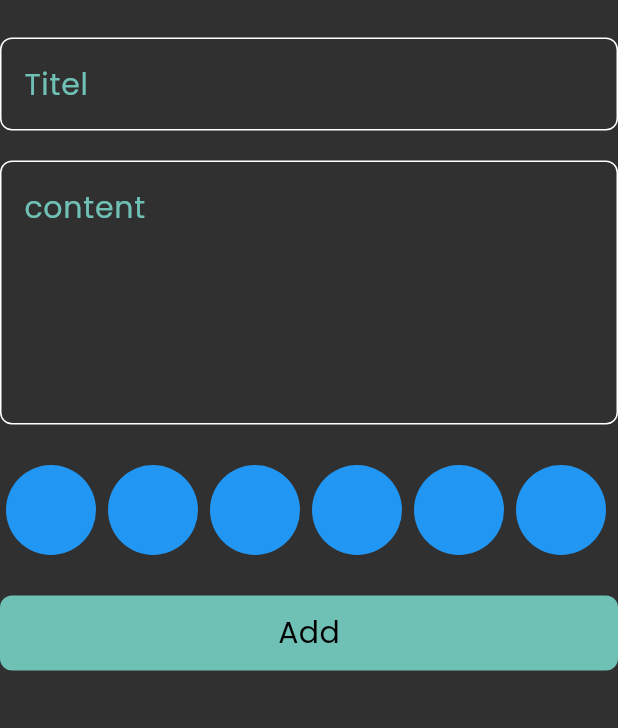
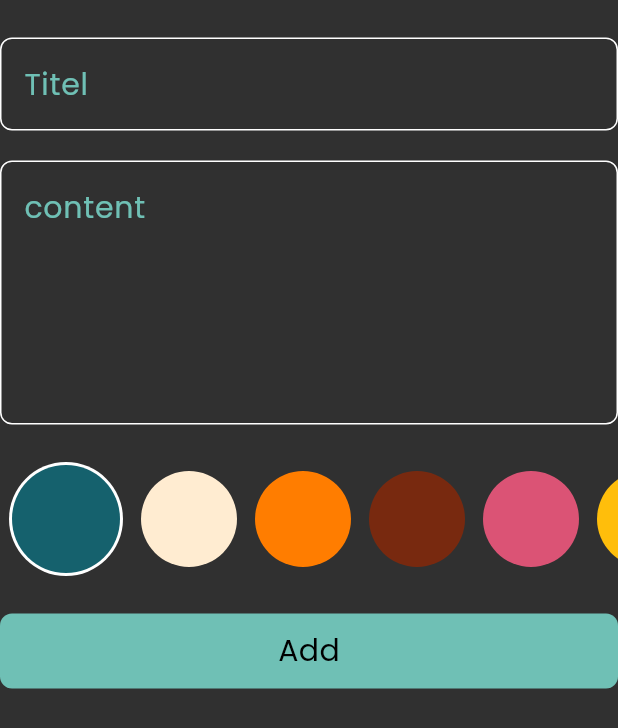
Before and after one commit to Belal-Karem/notes_app, a Flutter app: what addnoteform() shows on an empty page, opened directly, on a phone screen of 412 x 824 dp. Shown: the top 728 px of the screen. Run offline on Flutter 3.47's test engine with Material 3 defaults, Android fonts, the phone set to English and light mode, and no system bars; our stand-ins replace bloc, flutter_bloc, font_awesome_flutter, hive, hive_flutter; accounts and stored records are empty.

Commit message:
colors list view

```diff
--- a/lib/views/widgets/add_note_bottom_sheet.dart
+++ b/lib/views/widgets/add_note_bottom_sheet.dart
@@ -4,7 +4,6 @@ import 'package:notes_app/add_note_cubits/cubit/add_note_cubit.dart';
 import 'package:notes_app/helper/show_snack_bar.dart';
 import 'package:notes_app/note_cubit/cubit/notes_cubit.dart';
 import 'package:notes_app/views/widgets/ScrollViewToAddNote.dart';
-import 'package:notes_app/views/widgets/add_note_form.dart';
 
 class AddNoteBottomSheet extends StatelessWidget {
   const AddNoteBottomSheet({super.key});
--- a/lib/views/widgets/add_note_form.dart
+++ b/lib/views/widgets/add_note_form.dart
@@ -43,7 +43,7 @@ class _addnoteformState extends State<addnoteform> {
             },
           ),
           const SizedBox(height: 25),
-          ColorsListView(),
+          const ColorsListView(),
           const SizedBox(height: 25),
           BlocBuilder<AddNoteCubit, AddNoteState>(
             builder: (context, state) {
--- a/lib/views/widgets/color_item.dart
+++ b/lib/views/widgets/color_item.dart
@@ -1,13 +1,17 @@
 import 'package:flutter/material.dart';
 
 class ColorItem extends StatelessWidget {
-  const ColorItem({super.key});
-
+  const ColorItem({super.key, required this.isActive, required this.color});
+  final bool isActive;
+  final Color color;
   @override
   Widget build(BuildContext context) {
-    return Padding(
-      padding: const EdgeInsets.all(2.0),
-      child: CircleAvatar(radius: 32, backgroundColor: Colors.blue),
-    );
+    return isActive
+        ? CircleAvatar(
+          radius: 38,
+          backgroundColor: Colors.white,
+          child: CircleAvatar(radius: 36, backgroundColor: color),
+        )
+        : CircleAvatar(radius: 32, backgroundColor: color);
   }
 }
--- a/lib/views/widgets/colors_list_view.dart
+++ b/lib/views/widgets/colors_list_view.dart
@@ -1,18 +1,48 @@
 import 'package:flutter/material.dart';
 import 'package:notes_app/views/widgets/color_item.dart';
 
-class ColorsListView extends StatelessWidget {
+class ColorsListView extends StatefulWidget {
   const ColorsListView({super.key});
 
   @override
+  State<ColorsListView> createState() => _ColorsListViewState();
+}
+
+class _ColorsListViewState extends State<ColorsListView> {
+  List<Color> colors = const [
+    Color(0xff15616d),
+    Color(0xffffecd1),
+    Color(0xffff7d00),
+    Color(0xff78290f),
+    Color(0xffDB5375),
+    Color(0xffFFBE0B),
+    Color(0xffFB5607),
+    Color(0xffFF006E),
+    Color(0xff8338EC),
+    Color(0xff3A86FF),
+  ];
+  int currentIndex = 0;
+  @override
   Widget build(BuildContext context) {
     return SizedBox(
-      height: 32 * 2,
+      height: 38 * 2,
       child: ListView.builder(
-        itemCount: 10,
+        itemCount: colors.length,
         scrollDirection: Axis.horizontal,
         itemBuilder: (context, index) {
-          return const ColorItem();
+          return Padding(
+            padding: const EdgeInsets.symmetric(horizontal: 6),
+            child: GestureDetector(
+              onTap: () {
+                currentIndex = index;
+                setState(() {});
+              },
+              child: ColorItem(
+                isActive: currentIndex == index ? true : false,
+                color: colors[index],
+              ),
+            ),
+          );
         },
       ),
     );
```
